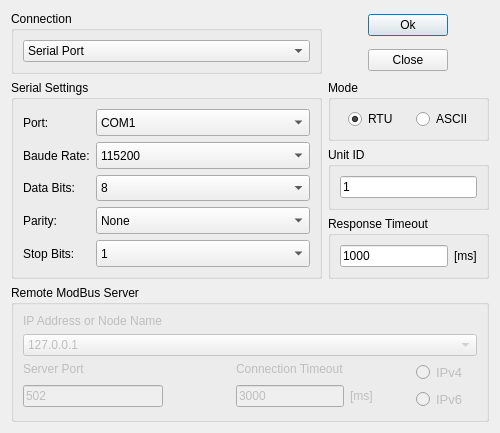
Above: design/Setup_Dialog.ui from MJ-Javanbakht/Adam before the change. Below: the same form after it.
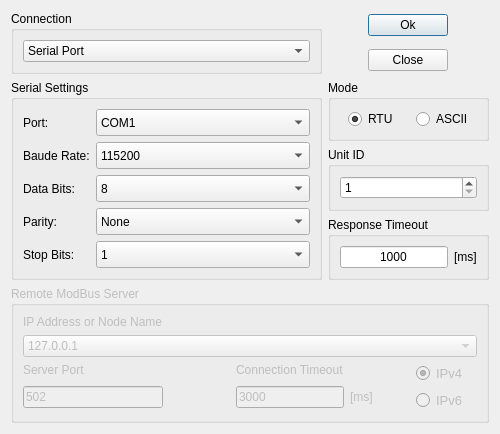
That is the form after the change.

Commit message: Setup Dialog:digits only+tcp+add com Brate+status

```diff
--- a/design/Setup_Dialog.ui
+++ b/design/Setup_Dialog.ui
@@ -7,59 +7,58 @@
     <x>0</x>
     <y>0</y>
     <width>500</width>
-    <height>404</height>
+    <height>412</height>
    </rect>
   </property>
   <property name="windowTitle">
    <string>Dialog</string>
   </property>
-  <layout class="QGridLayout" name="gridLayout_setup" rowstretch="1,1,1,1,1">
-   <item row="0" column="0">
-    <widget class="QGroupBox" name="groupBox_Connection">
+  <layout class="QGridLayout" name="gridLayout_setup" rowstretch="1,0,0,0,0,0">
+   <item row="3" column="1">
+    <widget class="QGroupBox" name="groupBox_ResTout">
      <property name="sizePolicy">
-      <sizepolicy hsizetype="MinimumExpanding" vsizetype="Maximum">
+      <sizepolicy hsizetype="Preferred" vsizetype="Maximum">
        <horstretch>0</horstretch>
        <verstretch>0</verstretch>
       </sizepolicy>
      </property>
      <property name="title">
-      <string>Connection</string>
+      <string>Response Timeout</string>
      </property>
-     <property name="flat">
-      <bool>false</bool>
-     </property>
-     <property name="checkable">
-      <bool>false</bool>
-     </property>
-     <layout class="QHBoxLayout" name="horizontalLayout_Connection">
+     <layout class="QHBoxLayout" name="horizontalLayout_ResTout">
       <item>
-       <widget class="QComboBox" name="comboBox_Connection">
+       <widget class="QLineEdit" name="lineEdit_ResTout">
         <property name="sizePolicy">
-         <sizepolicy hsizetype="Preferred" vsizetype="Preferred">
+         <sizepolicy hsizetype="Preferred" vsizetype="Maximum">
           <horstretch>0</horstretch>
           <verstretch>0</verstretch>
          </sizepolicy>
         </property>
-        <item>
-         <property name="text">
-          <string>Serial Port</string>
-         </property>
-        </item>
-        <item>
-         <property name="text">
-          <string>2</string>
-         </property>
-        </item>
-        <item>
-         <property name="text">
-          <string>3</string>
-         </property>
-        </item>
-        <item>
-         <property name="text">
-          <string>4</string>
-         </property>
-        </item>
+        <property name="inputMethodHints">
+         <set>Qt::ImhNone</set>
+        </property>
+        <property name="text">
+         <string>1000</string>
+        </property>
+        <property name="alignment">
+         <set>Qt::AlignCenter</set>
+        </property>
+        <property name="readOnly">
+         <bool>false</bool>
+        </property>
+        <property name="placeholderText">
+         <string notr="true"/>
+        </property>
+        <property name="clearButtonEnabled">
+         <bool>false</bool>
+        </property>
+       </widget>
+      </item>
+      <item>
+       <widget class="QLabel" name="label_ResTout">
+        <property name="text">
+         <string>[ms]</string>
+        </property>
        </widget>
       </item>
      </layout>
@@ -409,51 +408,69 @@
      </property>
      <layout class="QHBoxLayout" name="horizontalLayout_SlaveID">
       <item>
-       <widget class="QLineEdit" name="lineEdit_SlaveID">
-        <property name="sizePolicy">
-         <sizepolicy hsizetype="Preferred" vsizetype="Maximum">
-          <horstretch>0</horstretch>
-          <verstretch>0</verstretch>
-         </sizepolicy>
+       <widget class="QSpinBox" name="spinBox_UnitID">
+        <property name="inputMethodHints">
+         <set>Qt::ImhNone</set>
         </property>
-        <property name="text">
-         <string>1</string>
+        <property name="buttonSymbols">
+         <enum>QAbstractSpinBox::UpDownArrows</enum>
+        </property>
+        <property name="minimum">
+         <number>1</number>
+        </property>
+        <property name="maximum">
+         <number>255</number>
+        </property>
+        <property name="value">
+         <number>1</number>
+        </property>
+        <property name="displayIntegerBase">
+         <number>10</number>
         </property>
        </widget>
       </item>
      </layout>
     </widget>
    </item>
-   <item row="3" column="1">
-    <widget class="QGroupBox" name="groupBox_ResTout">
+   <item row="5" column="0" colspan="2">
+    <layout class="QVBoxLayout" name="verticalLayout_statusBar"/>
+   </item>
+   <item row="0" column="0">
+    <widget class="QGroupBox" name="groupBox_Connection">
      <property name="sizePolicy">
-      <sizepolicy hsizetype="Preferred" vsizetype="Maximum">
+      <sizepolicy hsizetype="MinimumExpanding" vsizetype="Maximum">
        <horstretch>0</horstretch>
        <verstretch>0</verstretch>
       </sizepolicy>
      </property>
      <property name="title">
-      <string>Response Timeout</string>
+      <string>Connection</string>
      </property>
-     <layout class="QHBoxLayout" name="horizontalLayout_ResTout">
+     <property name="flat">
+      <bool>false</bool>
+     </property>
+     <property name="checkable">
+      <bool>false</bool>
+     </property>
+     <layout class="QHBoxLayout" name="horizontalLayout_Connection">
       <item>
-       <widget class="QLineEdit" name="lineEdit_ResTout">
+       <widget class="QComboBox" name="comboBox_Connection">
         <property name="sizePolicy">
-         <sizepolicy hsizetype="Preferred" vsizetype="Maximum">
+         <sizepolicy hsizetype="Preferred" vsizetype="Preferred">
           <horstretch>0</horstretch>
           <verstretch>0</verstretch>
          </sizepolicy>
         </property>
-        <property name="text">
-         <string>1000</string>
-        </property>
-       </widget>
-      </item>
-      <item>
-       <widget class="QLabel" name="label_ResTout">
-        <property name="text">
-         <string>[ms]</string>
-        </property>
+        <item>
+         <property name="text">
+          <string>Serial Port</string>
+         </property>
+        </item>
+        <item>
+         <property name="text">
+          <string>ModBus TCP</string>
+         </property>
+        </item>
        </widget>
       </item>
      </layout>
@@ -461,6 +478,9 @@
    </item>
    <item row="4" column="0" colspan="2">
     <widget class="QGroupBox" name="groupBox_Remote">
+     <property name="enabled">
+      <bool>false</bool>
+     </property>
      <property name="sizePolicy">
       <sizepolicy hsizetype="Preferred" vsizetype="Maximum">
        <horstretch>0</horstretch>
@@ -477,7 +497,7 @@
          <bool>false</bool>
         </property>
         <property name="sizePolicy">
-         <sizepolicy hsizetype="Minimum" vsizetype="Fixed">
+         <sizepolicy hsizetype="Minimum" vsizetype="Maximum">
           <horstretch>0</horstretch>
           <verstretch>0</verstretch>
          </sizepolicy>
@@ -502,6 +522,9 @@
         <property name="text">
          <string>IPv4</string>
         </property>
+        <property name="checked">
+         <bool>true</bool>
+        </property>
        </widget>
       </item>
       <item row="4" column="4">
@@ -509,6 +532,12 @@
         <property name="enabled">
          <bool>false</bool>
         </property>
+        <property name="sizePolicy">
+         <sizepolicy hsizetype="Minimum" vsizetype="Maximum">
+          <horstretch>0</horstretch>
+          <verstretch>0</verstretch>
+         </sizepolicy>
+        </property>
         <property name="font">
          <font>
           <pointsize>10</pointsize>
@@ -561,7 +590,7 @@
          <bool>false</bool>
         </property>
         <property name="sizePolicy">
-         <sizepolicy hsizetype="Preferred" vsizetype="Preferred">
+         <sizepolicy hsizetype="Preferred" vsizetype="Maximum">
           <horstretch>0</horstretch>
           <verstretch>0</verstretch>
          </sizepolicy>
@@ -611,6 +640,9 @@
       </item>
       <item row="2" column="1" rowspan="3">
        <spacer name="horizontalSpacer_Remote">
+        <property name="enabled">
+         <bool>false</bool>
+        </property>
         <property name="orientation">
          <enum>Qt::Horizontal</enum>
         </property>
```
Left out of the diff: 1431 changed lines with no effect on the pictures. The commit also changes 4 other files.
